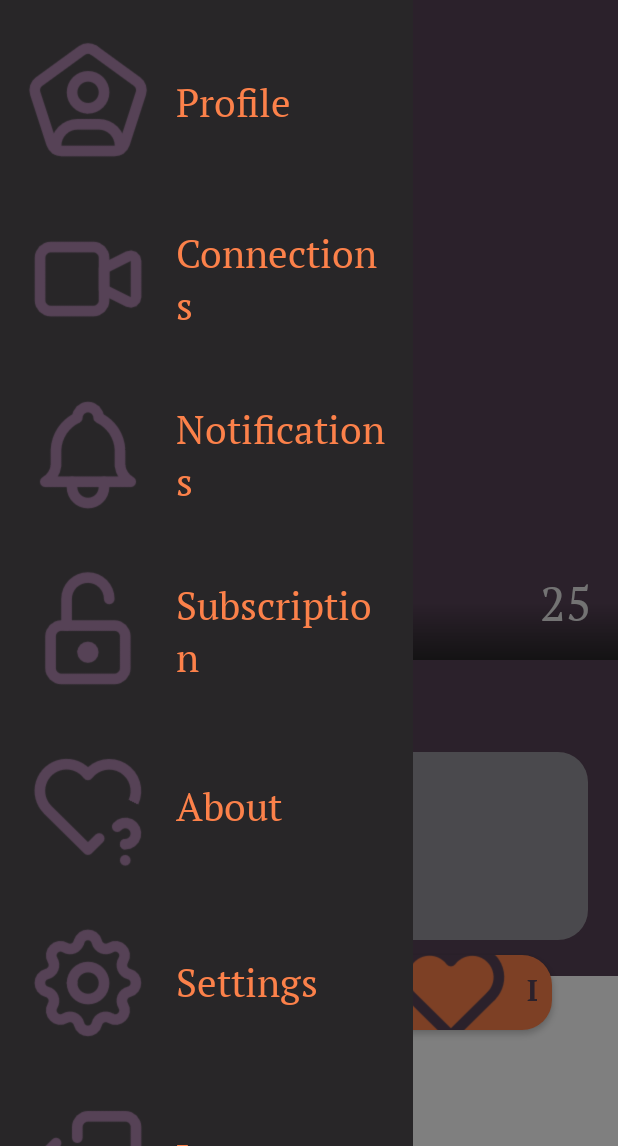
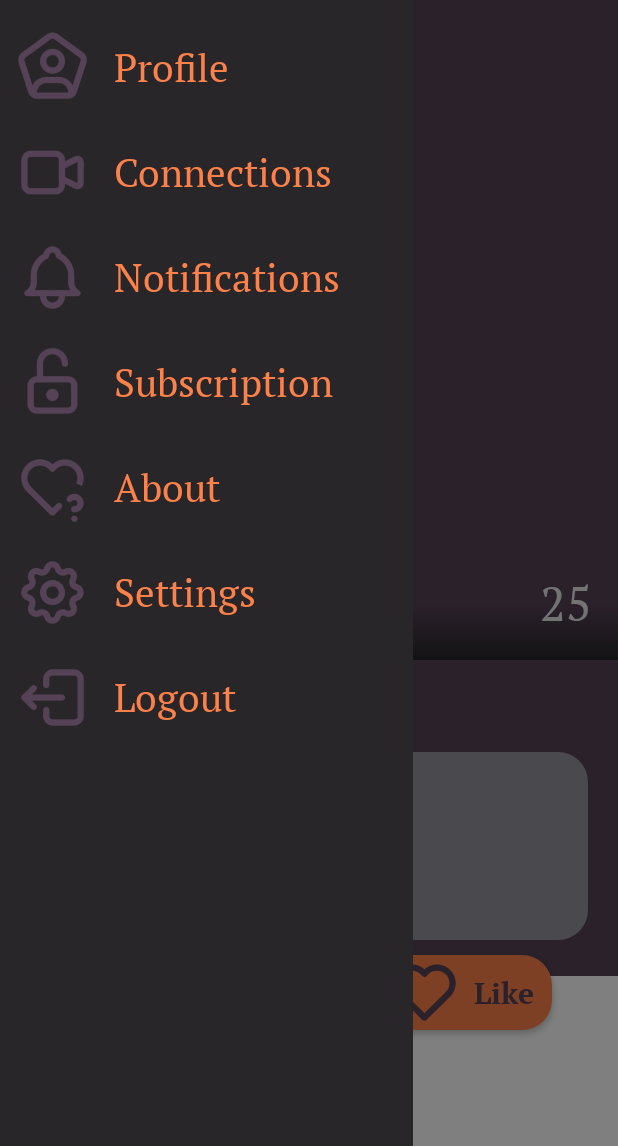
Before and after one commit to NathanGrs00/camistry, an Android app: the screen it shows after launch (MainActivity), after a tap on "Profile", on a phone screen of 412 x 824 dp, the part 90-1236 px from its top. Run offline under Robolectric (Android 15) with nearby library versions, the phone set to English and light mode, and no system bars; 3 other taps on this screen came first.

Commit message:
Refactor HamburgerFragment to use string resources for menu item titles and adjust icon sizes for consistency

```diff
--- a/app/src/main/java/com/nathan/camistry/ui/hamburger/HamburgerFragment.kt
+++ b/app/src/main/java/com/nathan/camistry/ui/hamburger/HamburgerFragment.kt
@@ -20,46 +20,53 @@ class HamburgerFragment: Fragment() {
 
     override fun onViewCreated(view: View, savedInstanceState: Bundle?) {
         super.onViewCreated(view, savedInstanceState)
+        val icProfile = getString(R.string.title_profile)
+        val icConnections = getString(R.string.title_connections)
+        val icNotifications = getString(R.string.title_notifications)
+        val icSubscription = getString(R.string.title_subscription)
+        val icAbout = getString(R.string.title_about)
+        val icSettings = getString(R.string.title_settings)
+        val icLogout = getString(R.string.title_logout)
 
         val menuItems = listOf(
-            MenuItem("Profile", R.drawable.ic_user_profile),
-            MenuItem("Connections", R.drawable.ic_videocam),
-            MenuItem("Notifications", R.drawable.ic_notification_bell),
-            MenuItem("Subscription", R.drawable.ic_lock),
-            MenuItem("About", R.drawable.ic_heart_question),
-            MenuItem("Settings", R.drawable.ic_settings),
-            MenuItem("Logout", R.drawable.ic_logout)
+            MenuItem(icProfile, R.drawable.ic_user_profile),
+            MenuItem(icConnections, R.drawable.ic_videocam),
+            MenuItem(icNotifications, R.drawable.ic_notification_bell),
+            MenuItem(icSubscription, R.drawable.ic_lock),
+            MenuItem(icAbout, R.drawable.ic_heart_question),
+            MenuItem(icSettings, R.drawable.ic_settings),
+            MenuItem(icLogout, R.drawable.ic_logout)
         )
 
         val menuList = view.findViewById<RecyclerView>(R.id.rv_menu)
         menuList.layoutManager = LinearLayoutManager(context)
         menuList.adapter = MenuAdapter(menuItems) { menuItem ->
             when (menuItem.title) {
-                "Profile" -> {
+                icProfile -> {
                     // Handle Profile click
                 }
 
-                "Connections" -> {
+                icConnections -> {
                     // Handle Connections click
                 }
 
-                "Notifications" -> {
+                icNotifications -> {
                     // Handle Notifications click
                 }
 
-                "Subscription" -> {
+                icSubscription -> {
                     // Handle Subscription click
                 }
 
-                "About" -> {
+                icAbout -> {
                     // Handle About click
                 }
 
-                "Settings" -> {
+                icSettings -> {
                     // Handle Settings click
                 }
 
-                "Logout" -> {
+                icLogout -> {
                     // Handle Logout click
                 }
             }
--- a/app/src/main/java/com/nathan/camistry/ui/hamburger/MenuAdapter.kt
+++ b/app/src/main/java/com/nathan/camistry/ui/hamburger/MenuAdapter.kt
@@ -17,8 +17,9 @@ class MenuAdapter(
         private val title: TextView = view.findViewById(R.id.tv_title)
 
         fun bind(item: MenuItem) {
+            val iconSize = itemView.context.resources.getDimensionPixelSize(R.dimen.icon_size)
             val drawable = AppCompatResources.getDrawable(title.context, item.iconResId)
-            drawable?.setBounds(0, 0, 128, 128)
+            drawable?.setBounds(0, 0, iconSize, iconSize)
             title.setCompoundDrawablesRelative(drawable, null, null, null)
             title.text = item.title
             itemView.setOnClickListener { onItemClick(item) }
--- a/app/src/main/java/com/nathan/camistry/ui/overlay/OverlayFragment.kt
+++ b/app/src/main/java/com/nathan/camistry/ui/overlay/OverlayFragment.kt
@@ -19,13 +19,15 @@ class OverlayFragment : Fragment() {
     override fun onViewCreated(view: View, savedInstanceState: Bundle?) {
         super.onViewCreated(view, savedInstanceState)
 
+        val iconSize = resources.getDimensionPixelSize(R.dimen.icon_size)
+
         val btnLike = view.findViewById<Button>(R.id.btn_like)
+        val btnDislike = view.findViewById<Button>(R.id.btn_dislike)
         val iconLike = btnLike.compoundDrawablesRelative[0]
-        val btnDislike = view.findViewById<Button>(R.id.btn_dislike)
         val iconDislike = btnDislike.compoundDrawablesRelative[0]
 
-        iconLike.setBounds(0,0,128,128)
-        iconDislike.setBounds(0,0,128,128)
+        iconLike.setBounds(0,0, iconSize, iconSize)
+        iconDislike.setBounds(0,0, iconSize, iconSize)
 
         btnLike.setCompoundDrawablesRelative(iconLike, null, null, null)
         btnDislike.setCompoundDrawablesRelative(iconDislike, null, null, null)
--- a/app/src/main/res/values/dimens.xml
+++ b/app/src/main/res/values/dimens.xml
@@ -14,7 +14,7 @@
     <dimen name="hamburger_menu_logo_size">40sp</dimen>
     <dimen name="hamburger_menu_width">275dp</dimen>
     <dimen name="hamburger_menu_margin_top">16dp</dimen>
-    <dimen name="hamburger_menu_padding">16dp</dimen>
+    <dimen name="hamburger_menu_padding">10dp</dimen>
     <dimen name="hamburger_menu_icon_size">40dp</dimen>
     <dimen name="hamburger_menu_icon_margin">16dp</dimen>
     <dimen name="hamburger_menu_text_size">26sp</dimen>
--- a/app/src/main/res/values/strings.xml
+++ b/app/src/main/res/values/strings.xml
@@ -2,6 +2,13 @@
     <string name="app_name">Camistry</string>
 
     <string name="title_bio">Bio</string>
+    <string name="title_profile">Profile</string>
+    <string name="title_connections">Connections</string>
+    <string name="title_notifications">Notifications</string>
+    <string name="title_subscription">Subscription</string>
+    <string name="title_about">About</string>
+    <string name="title_settings">Settings</string>
+    <string name="title_logout">Logout</string>
 
     <string name="placeholder_bio">Here comes the biography…</string>
     <string name="placeholder_firstname">First name</string>
```
